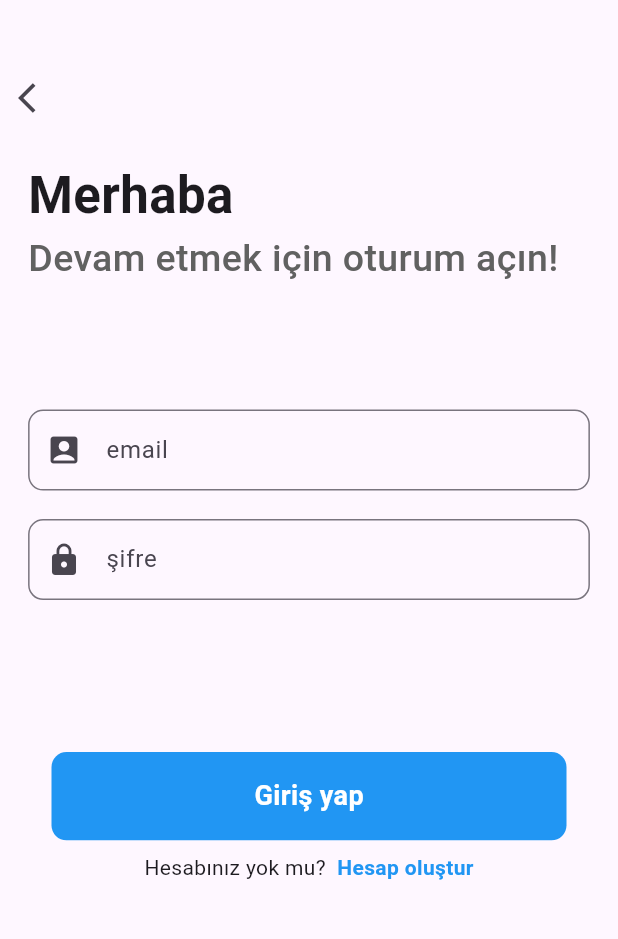
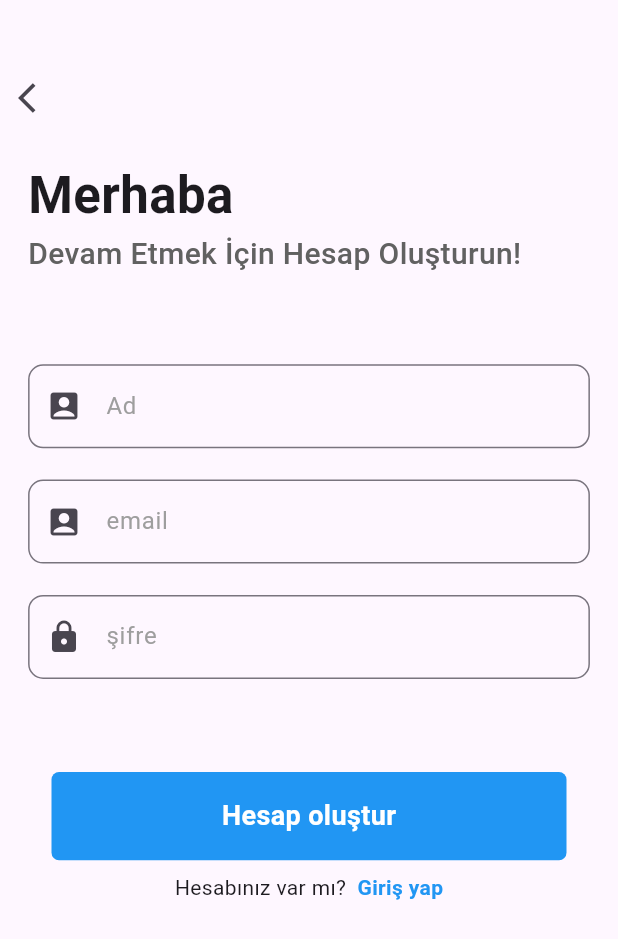
Before and after one commit to an90ass/IM, a Flutter app: the screen it shows after launch, after a tap on "Hesap oluştur", on a phone screen of 412 x 824 dp. Shown: the top 939 px of the screen. Run offline on Flutter 3.47's test engine with Material 3 defaults, Android fonts, the light colour scheme and no system bars; our stand-ins replace firebase_auth, firebase_core; accounts and stored records are empty.

Commit message:
Hesap olusturma ekrani olusturdum ve hesap olusturma islemi
hesap olusturma isleminde bir hata var tekrar kontol edin hata main dosaydinda bu satirda (  await Firebase.initializeApp();
) Uygulama Firebase hizmetlerini kullanacak sekilde yapilandirilirken bir hata olusuyor

```diff
--- a/swift_chat/lib/GirisEkrani.dart
+++ b/swift_chat/lib/GirisEkrani.dart
@@ -91,7 +91,7 @@ class _GirisEkraniState extends State<GirisEkrani> {
                           Text("Hesabınız yok mu? "),
                           GestureDetector(
                             onTap: () {
-                              // Navigator.pushNamed(context, "/");//HesapOlusturmaEkrani daha sonra olusturacagim
+                              Navigator.pushNamed(context, "/HesapOlusturmaEkrani");
                             },
                             child: Text(
                               " Hesap oluştur",
--- /dev/null
+++ b/swift_chat/lib/HesapOlusturmaEkrani.dart
@@ -0,0 +1,186 @@
+// ignore_for_file: prefer_const_constructors, prefer_const_literals_to_create_immutables, file_names, sized_box_for_whitespace, use_key_in_widget_constructors, library_private_types_in_public_api, avoid_print
+
+import 'package:flutter/material.dart';
+import 'package:swift_chat/Methods.dart';
+
+class HesapOlusturmaEkrani extends StatefulWidget {
+  @override
+  _HesapOlusturmaEkraniState createState() => _HesapOlusturmaEkraniState();
+}
+
+class _HesapOlusturmaEkraniState extends State<HesapOlusturmaEkrani> {
+  final TextEditingController _email = TextEditingController();
+  final TextEditingController _password = TextEditingController();
+  final TextEditingController _name = TextEditingController();
+
+  bool isLoading = false;
+
+  @override
+  Widget build(BuildContext context) {
+    final size = MediaQuery.of(context).size;
+
+    return Scaffold(
+      body: isLoading
+          ? Center(
+              child: Container(
+                height: size.height / 20,
+                width: size.height / 20,
+                child: CircularProgressIndicator(),
+              ),
+            )
+          : SingleChildScrollView(
+              child: Column(
+                children: [
+                  SizedBox(
+                    height: size.height / 20,
+                  ),
+                  Container(
+                    alignment: Alignment.centerLeft,
+                    width: size.width / 0.5,
+                    child: IconButton(
+                        icon: Icon(Icons.arrow_back_ios), onPressed: () {}),
+                  ),
+                  SizedBox(
+                    height: size.height / 50,
+                  ),
+                  Container(
+                    width: size.width / 1.1,
+                    child: Text(
+                      "Merhaba",
+                      style: TextStyle(
+                        fontSize: 34,
+                        fontWeight: FontWeight.bold,
+                      ),
+                    ),
+                  ),
+                  Container(
+                    width: size.width / 1.1,
+                    child: Text(
+                      "Devam Etmek İçin Hesap Oluşturun!",
+                      style: TextStyle(
+                        color: Colors.grey[700],
+                        fontSize: 20,
+                        fontWeight: FontWeight.w500,
+                      ),
+                    ),
+                  ),
+                  SizedBox(
+                    height: size.height / 20,
+                  ),
+                  Padding(
+                    padding: const EdgeInsets.symmetric(vertical: 18.0),
+                    child: Container(
+                      width: size.width,
+                      alignment: Alignment.center,
+                      child: field(size, "Ad", Icons.account_box, _name),
+                    ),
+                  ),
+                  Container(
+                    width: size.width,
+                    alignment: Alignment.center,
+                    child: field(size, "email", Icons.account_box, _email),
+                  ),
+                  Padding(
+                    padding: const EdgeInsets.symmetric(vertical: 18.0),
+                    child: Container(
+                      width: size.width,
+                      alignment: Alignment.center,
+                      child: field(size, "şifre", Icons.lock, _password),
+                    ),
+                  ),
+                  SizedBox(
+                    height: size.height / 20,
+                  ),
+                  customButton(size),
+                  Padding(
+                    padding: const EdgeInsets.all(8.0),
+                    child: GestureDetector(
+                      onTap: () => Navigator.pop(context),
+                      child:  Row(
+                      mainAxisAlignment: MainAxisAlignment.center,
+                      children: [
+                        Text("Hesabınız var mı? "),
+                        GestureDetector(
+                          onTap: (){Navigator.pushNamed(context, "/" );},
+                          child: Text(" Giriş yap",style: TextStyle(fontWeight: FontWeight.w700,color: Colors.blue),))
+                      ],
+                      ),
+                    ),
+                  )
+                ],
+              ),
+            ),
+    );
+  }
+
+  Widget customButton(Size size) {
+    return GestureDetector(
+      onTap: () {
+        if (_name.text.isNotEmpty &&
+            _email.text.isNotEmpty &&
+            _password.text.isNotEmpty) {
+          setState(() {
+            isLoading = true;
+          });
+
+          createAccount(_name.text, _email.text, _password.text).then((user) {
+            if (user != null) {
+              setState(() {
+                isLoading = false;
+              });
+              // Navigator.push(
+              //     context, MaterialPageRoute(builder: (_) => HomeScreen()));
+              print("Hesap basarı ile oluşturuldu");
+            } else {
+              print("oluşturmada hata");
+              setState(() {
+                isLoading = false;
+              });
+            }
+          });
+        } else {
+          print("Lütfen alanları girin");
+        }
+      },
+      child: Container(
+        height: size.height / 14,
+        width: size.width / 1.2,
+        decoration: BoxDecoration(
+          borderRadius: BorderRadius.circular(5),
+          color: Colors.blue,
+        ),
+        alignment: Alignment.center,
+        child:
+          // onTap: () => Navigator.of(context).push(MaterialPageRoute(builder: (_) => )),
+         Text(
+            "Hesap oluştur",
+            style: TextStyle(
+              color: Colors.white,
+              fontSize: 18,
+              fontWeight: FontWeight.bold,
+            ),
+          ),
+
+      ),
+    );
+  }
+
+  Widget field(
+      Size size, String hintText, IconData icon, TextEditingController cont) {
+    return Container(
+      height: size.height / 14,
+      width: size.width / 1.1,
+      child: TextField(
+        controller: cont,
+        decoration: InputDecoration(
+          prefixIcon: Icon(icon),
+          hintText: hintText,
+          hintStyle: TextStyle(color: Colors.grey),
+          border: OutlineInputBorder(
+            borderRadius: BorderRadius.circular(10),
+          ),
+        ),
+      ),
+    );
+  }
+}
--- /dev/null
+++ b/swift_chat/lib/Methods.dart
@@ -0,0 +1,22 @@
+
+import 'package:firebase_auth/firebase_auth.dart';
+import 'package:flutter/material.dart';
+Future<User?> createAccount(String ad, String email, String password) async {
+  FirebaseAuth _auth = FirebaseAuth.instance;
+  try {
+    User? user = (await _auth.createUserWithEmailAndPassword(
+            email: email,
+            password: password))
+        .user;
+    if (user != null) {
+      print("Basarli bir sekilde hesap olusturuldu ");
+      return user;
+    } else {
+      print("hesap olusturma aninda hata olustu");
+      return null;
+    }
+  } catch (e) {
+    print(e);
+    return null;
+  }
+}
--- a/swift_chat/lib/main.dart
+++ b/swift_chat/lib/main.dart
@@ -3,10 +3,11 @@ import 'package:flutter/material.dart';
 import 'package:firebase_core/firebase_core.dart';
 
 import 'package:swift_chat/GirisEkrani.dart';
+import 'package:swift_chat/HesapOlusturmaEkrani.dart';
 
 Future main() async {
   WidgetsFlutterBinding.ensureInitialized();
-  //await Firebase.initializeApp();
+  await Firebase.initializeApp();
   runApp( const MyApp());
 }
 class MyApp extends StatelessWidget {
@@ -20,6 +21,7 @@ class MyApp extends StatelessWidget {
       initialRoute: "/",
      routes:{
       "/" :(context) =>  GirisEkrani(),
+      "/HesapOlusturmaEkrani" :(context) =>  HesapOlusturmaEkrani(),
 
 
      },
```
